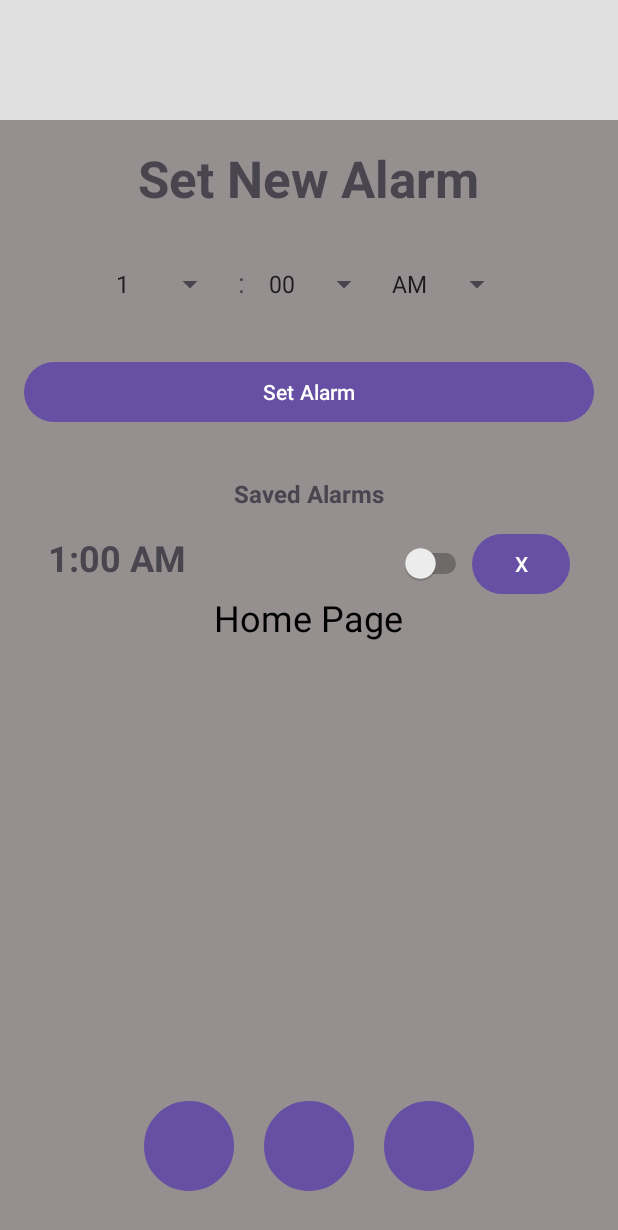
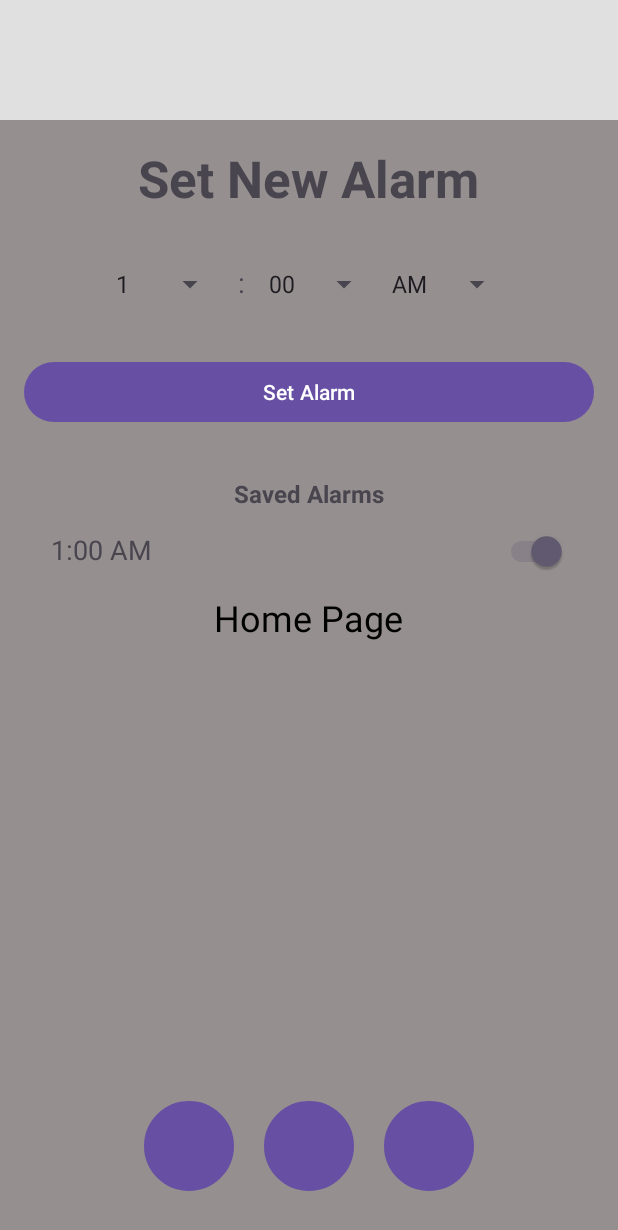
Before and after one commit to mohamed-alkamy/RingRelay, an Android app: the fragment AlarmsFragment placed in its activity, after a tap on "Set Alarm", on a phone screen of 412 x 824 dp. Shown: the top 1230 px of the screen. Run offline under Robolectric (Android 15) with nearby library versions, the phone set to English and light mode, and no system bars; our stand-ins replace Room's generated code.

Commit message:
SavedAlarm Database
Updated alarms page to save alarms to an SQL database so they can be loaded every time the page opens. Will likely add ability to remove alarms later today

```diff
--- a/RingRelayGUI/app/build.gradle.kts
+++ b/RingRelayGUI/app/build.gradle.kts
@@ -40,4 +40,6 @@ dependencies {
     testImplementation(libs.junit)
     androidTestImplementation(libs.ext.junit)
     androidTestImplementation(libs.espresso.core)
+    implementation("androidx.room:room-runtime:2.6.1")
+    annotationProcessor ("androidx.room:room-compiler:2.5.1")
 }
--- a/RingRelayGUI/app/src/main/AndroidManifest.xml
+++ b/RingRelayGUI/app/src/main/AndroidManifest.xml
@@ -1,6 +1,9 @@
 <?xml version="1.0" encoding="utf-8"?>
 <manifest xmlns:android="http://schemas.android.com/apk/res/android"
     xmlns:tools="http://schemas.android.com/tools">
+
+    <uses-permission android:name="android.permission.SCHEDULE_EXACT_ALARM"/>
+
 
     <application
         android:allowBackup="true"
@@ -12,6 +15,7 @@
         android:supportsRtl="true"
         android:theme="@style/Theme.RingRelayGUI"
         tools:targetApi="31">
+
         <activity
             android:name=".MainActivity"
             android:exported="true">
--- a/RingRelayGUI/app/src/main/java/com/example/ringrelaygui/AlarmAdapter.java
+++ b/RingRelayGUI/app/src/main/java/com/example/ringrelaygui/AlarmAdapter.java
@@ -1,46 +1,35 @@
 package com.example.ringrelaygui;
 
+import android.content.Context;
 import android.view.LayoutInflater;
 import android.view.View;
 import android.view.ViewGroup;
+import android.widget.Switch;
 import android.widget.TextView;
-
-import androidx.annotation.NonNull;
-import androidx.recyclerview.widget.RecyclerView;
+import android.widget.ArrayAdapter;
 
 import java.util.ArrayList;
 
-public class AlarmAdapter extends RecyclerView.Adapter<AlarmAdapter.AlarmViewHolder> {
-    private ArrayList<AlarmItem> alarmList;
-
-    public AlarmAdapter(ArrayList<AlarmItem> alarmList) {
-        this.alarmList = alarmList;
-    }
-
-    @NonNull
-    @Override
-    public AlarmViewHolder onCreateViewHolder(@NonNull ViewGroup parent, int viewType) {
-        View view = LayoutInflater.from(parent.getContext()).inflate(R.layout.item_alarm, parent, false);
-        return new AlarmViewHolder(view);
+public class AlarmAdapter extends ArrayAdapter<AlarmEntity> {
+    public AlarmAdapter(Context context, ArrayList<AlarmEntity> alarms) {
+        super(context, 0, alarms);
     }
 
     @Override
-    public void onBindViewHolder(@NonNull AlarmViewHolder holder, int position) {
-        AlarmItem alarm = alarmList.get(position);
-        holder.alarmTimeTextView.setText(alarm.getTime());
-    }
+    public View getView(int position, View convertView, ViewGroup parent) {
+        if (convertView == null) {
+            convertView = LayoutInflater.from(getContext()).inflate(R.layout.alarm_item, parent, false);
+        }
 
-    @Override
-    public int getItemCount() {
-        return alarmList.size();
-    }
+        AlarmEntity alarm = getItem(position);
+        TextView alarmTime = convertView.findViewById(R.id.alarmTimeText);
+        Switch alarmSwitch = convertView.findViewById(R.id.alarmSwitch);
 
-    public static class AlarmViewHolder extends RecyclerView.ViewHolder {
-        TextView alarmTimeTextView;
+        if (alarm != null) {
+            alarmTime.setText(alarm.getTime());
+            alarmSwitch.setChecked(alarm.isEnabled());
+        }
 
-        public AlarmViewHolder(@NonNull View itemView) {
-            super(itemView);
-            alarmTimeTextView = itemView.findViewById(R.id.alarmTimeTextView);
-        }
+        return convertView;
     }
 }
--- /dev/null
+++ b/RingRelayGUI/app/src/main/java/com/example/ringrelaygui/AlarmDao.java
@@ -0,0 +1,19 @@
+package com.example.ringrelaygui;
+
+import androidx.room.Dao;
+import androidx.room.Insert;
+import androidx.room.Query;
+import androidx.room.Delete;
+import java.util.List;
+
+@Dao
+public interface AlarmDao {
+    @Insert
+    void insert(AlarmEntity alarm);
+
+    @Delete
+    void delete(AlarmEntity alarm);
+
+    @Query("SELECT * FROM alarms")
+    List<AlarmEntity> getAllAlarms();
+}
--- /dev/null
+++ b/RingRelayGUI/app/src/main/java/com/example/ringrelaygui/AlarmDatabase.java
@@ -0,0 +1,28 @@
+package com.example.ringrelaygui;
+
+import android.content.Context;
+import androidx.room.Database;
+import androidx.room.Room;
+import androidx.room.RoomDatabase;
+
+@Database(entities = {AlarmEntity.class}, version = 1)  // ✅ Ensure version = 1 (or higher if upgrading)
+public abstract class AlarmDatabase extends RoomDatabase {
+    private static volatile AlarmDatabase instance;
+
+    public abstract AlarmDao alarmDao();
+
+    public static AlarmDatabase getInstance(Context context) {
+        if (instance == null) {
+            synchronized (AlarmDatabase.class) {
+                if (instance == null) {
+                    instance = Room.databaseBuilder(
+                                    context.getApplicationContext(),
+                                    AlarmDatabase.class, "alarm_database"
+                            ).fallbackToDestructiveMigration() // ✅ Deletes & recreates if the schema changes
+                            .build();
+                }
+            }
+        }
+        return instance;
+    }
+}
--- /dev/null
+++ b/RingRelayGUI/app/src/main/java/com/example/ringrelaygui/AlarmEntity.java
@@ -0,0 +1,27 @@
+package com.example.ringrelaygui;
+
+import androidx.room.Entity;
+import androidx.room.PrimaryKey;
+
+@Entity(tableName = "alarms")  // ✅ Table name must match exactly in DAO
+public class AlarmEntity {
+    @PrimaryKey(autoGenerate = true)
+    public int id;
+    public String time;
+    public boolean isEnabled;
+
+    public AlarmEntity(String time, boolean isEnabled) {
+        this.time = time;
+        this.isEnabled = isEnabled;
+    }
+
+    // ✅ Getters & Setters
+    public int getId() { return id; }
+    public void setId(int id) { this.id = id; }
+
+    public String getTime() { return time; }
+    public void setTime(String time) { this.time = time; }
+
+    public boolean isEnabled() { return isEnabled; }
+    public void setEnabled(boolean enabled) { isEnabled = enabled; }
+}
--- a/RingRelayGUI/app/src/main/java/com/example/ringrelaygui/AlarmItem.java
+++ /dev/null
@@ -1,23 +0,0 @@
-package com.example.ringrelaygui;
-
-public class AlarmItem {
-    private String time;
-    private boolean isEnabled;
-
-    public AlarmItem(String time, boolean isEnabled) {
-        this.time = time;
-        this.isEnabled = isEnabled;
-    }
-
-    public String getTime() {
-        return time;
-    }
-
-    public boolean isEnabled() {
-        return isEnabled;
-    }
-
-    public void setEnabled(boolean enabled) {
-        isEnabled = enabled;
-    }
-}
--- a/RingRelayGUI/app/src/main/java/com/example/ringrelaygui/AlarmsFragment.java
+++ b/RingRelayGUI/app/src/main/java/com/example/ringrelaygui/AlarmsFragment.java
@@ -2,32 +2,29 @@ package com.example.ringrelaygui;
 
 import android.os.Bundle;
 import androidx.fragment.app.Fragment;
-import androidx.recyclerview.widget.LinearLayoutManager;
-import androidx.recyclerview.widget.RecyclerView;
-
 import android.view.LayoutInflater;
 import android.view.View;
 import android.view.ViewGroup;
 import android.widget.ArrayAdapter;
 import android.widget.Button;
+import android.widget.ListView;
 import android.widget.Spinner;
 import android.widget.Toast;
-
-import androidx.annotation.NonNull;
-import androidx.annotation.Nullable;
-
+import android.os.AsyncTask;
 import java.util.ArrayList;
+import java.util.List;
 
 public class AlarmsFragment extends Fragment {
     private Spinner hourSpinner, minuteSpinner, amPmSpinner;
     private Button setAlarmButton;
-    private RecyclerView savedAlarmsRecyclerView;
-    private ArrayList<AlarmItem> savedAlarms = new ArrayList<>();
+    private ListView savedAlarmsList;
+    private ArrayList<AlarmEntity> savedAlarms = new ArrayList<>();
+
     private AlarmAdapter adapter;
+    private AlarmDatabase alarmDatabase;
 
-    @Nullable
     @Override
-    public View onCreateView(@NonNull LayoutInflater inflater, @Nullable ViewGroup container, @Nullable Bundle savedInstanceState) {
+    public View onCreateView(LayoutInflater inflater, ViewGroup container, Bundle savedInstanceState) {
         View view = inflater.inflate(R.layout.fragment_alarms, container, false);
 
         // Initialize UI elements
@@ -35,27 +32,60 @@ public class AlarmsFragment extends Fragment {
         minuteSpinner = view.findViewById(R.id.minuteSpinner);
         amPmSpinner = view.findViewById(R.id.amPmSpinner);
         setAlarmButton = view.findViewById(R.id.setAlarmButton);
-        savedAlarmsRecyclerView = view.findViewById(R.id.savedAlarmsRecyclerView);
+        savedAlarmsList = view.findViewById(R.id.savedAlarmsList);
+
+        // Initialize Room Database
+        alarmDatabase = AlarmDatabase.getInstance(requireContext());
+
+        adapter = new AlarmAdapter(requireContext(), savedAlarms);
+        savedAlarmsList.setAdapter(adapter);
 
         // Setup Spinners
         setupSpinners();
 
-        // Setup RecyclerView
-        savedAlarmsRecyclerView.setLayoutManager(new LinearLayoutManager(requireContext()));
-        adapter = new AlarmAdapter(savedAlarms);
-        savedAlarmsRecyclerView.setAdapter(adapter);
+        // Load saved alarms from the database
+        loadSavedAlarms();
 
         // Set Alarm Button Click
         setAlarmButton.setOnClickListener(v -> {
             String alarmTime = getSelectedTime();
-            savedAlarms.add(new AlarmItem(alarmTime, true)); // Default to enabled
-            adapter.notifyItemInserted(savedAlarms.size() - 1);
-            Toast.makeText(getActivity(), "Alarm Set: " + alarmTime, Toast.LENGTH_SHORT).show();
+            AlarmEntity newAlarm = new AlarmEntity(alarmTime, true);
+            saveAlarm(newAlarm);
         });
 
         return view;
     }
 
+    // Load alarms from database asynchronously
+    private void loadSavedAlarms() {
+        AsyncTask.execute(() -> {
+            List<AlarmEntity> alarms = alarmDatabase.alarmDao().getAllAlarms();
+
+            requireActivity().runOnUiThread(() -> {
+                savedAlarms.clear();
+                savedAlarms.addAll(alarms);  // No need to convert types anymore!
+                adapter.notifyDataSetChanged();
+            });
+        });
+    }
+
+
+
+
+    // Save alarm to database
+    private void saveAlarm(AlarmEntity alarm) {
+        AsyncTask.execute(() -> {
+            alarmDatabase.alarmDao().insert(alarm);
+            requireActivity().runOnUiThread(() -> {
+                savedAlarms.add(alarm);
+                adapter.notifyDataSetChanged();
+                Toast.makeText(getActivity(), "Alarm Saved: " + alarm.getTime(), Toast.LENGTH_SHORT).show();
+            });
+        });
+    }
+
+
+    // Setup dropdowns
     private void setupSpinners() {
         ArrayAdapter<String> hourAdapter = new ArrayAdapter<>(requireContext(), android.R.layout.simple_spinner_item, getHours());
         hourAdapter.setDropDownViewResource(android.R.layout.simple_spinner_dropdown_item);
--- a/RingRelayGUI/app/src/main/res/layout/alarm_list_item.xml
+++ b/RingRelayGUI/app/src/main/res/layout/alarm_item.xml
@@ -1,26 +1,20 @@
-<LinearLayout
-    xmlns:android="http://schemas.android.com/apk/res/android"
+<?xml version="1.0" encoding="utf-8"?>
+<LinearLayout xmlns:android="http://schemas.android.com/apk/res/android"
     android:layout_width="match_parent"
     android:layout_height="wrap_content"
     android:orientation="horizontal"
-    android:padding="10dp"
-    android:gravity="center_vertical">
+    android:padding="10dp">
 
     <TextView
-        android:id="@+id/alarmTime"
+        android:id="@+id/alarmTimeText"
         android:layout_width="0dp"
         android:layout_weight="1"
         android:layout_height="wrap_content"
+        android:text="06:30 AM"
         android:textSize="18sp"/>
 
     <Switch
         android:id="@+id/alarmSwitch"
         android:layout_width="wrap_content"
         android:layout_height="wrap_content"/>
-
-    <Button
-        android:id="@+id/deleteButton"
-        android:layout_width="wrap_content"
-        android:layout_height="wrap_content"
-        android:text="X"/>
 </LinearLayout>
--- a/RingRelayGUI/app/src/main/res/layout/fragment_alarms.xml
+++ b/RingRelayGUI/app/src/main/res/layout/fragment_alarms.xml
@@ -80,11 +80,11 @@
             android:textSize="16sp"
             android:textStyle="bold" />
 
-        <androidx.recyclerview.widget.RecyclerView
-            android:id="@+id/savedAlarmsRecyclerView"
+        <ListView
+            android:id="@+id/savedAlarmsList"
             android:layout_width="match_parent"
-            android:layout_height="wrap_content"
-            android:scrollbars="vertical" />
+            android:layout_height="wrap_content"/>
+
 
     </LinearLayout>
 
```
Also changed, not shown: RingRelayGUI/build.gradle.kts (line endings or trailing spaces).
